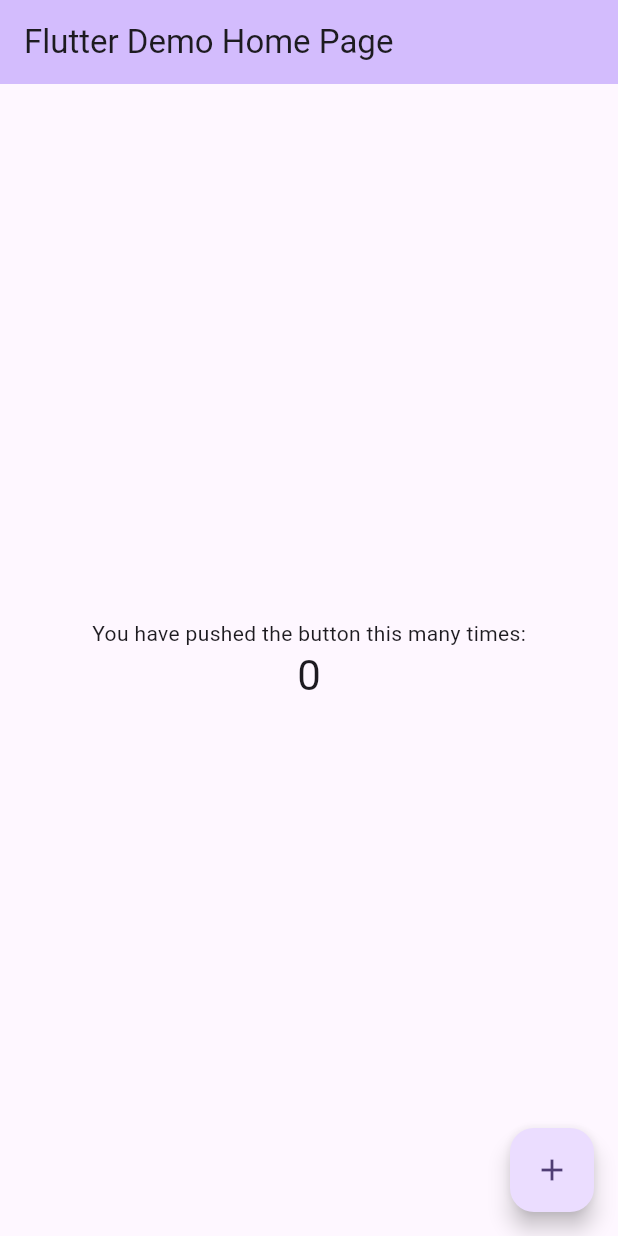
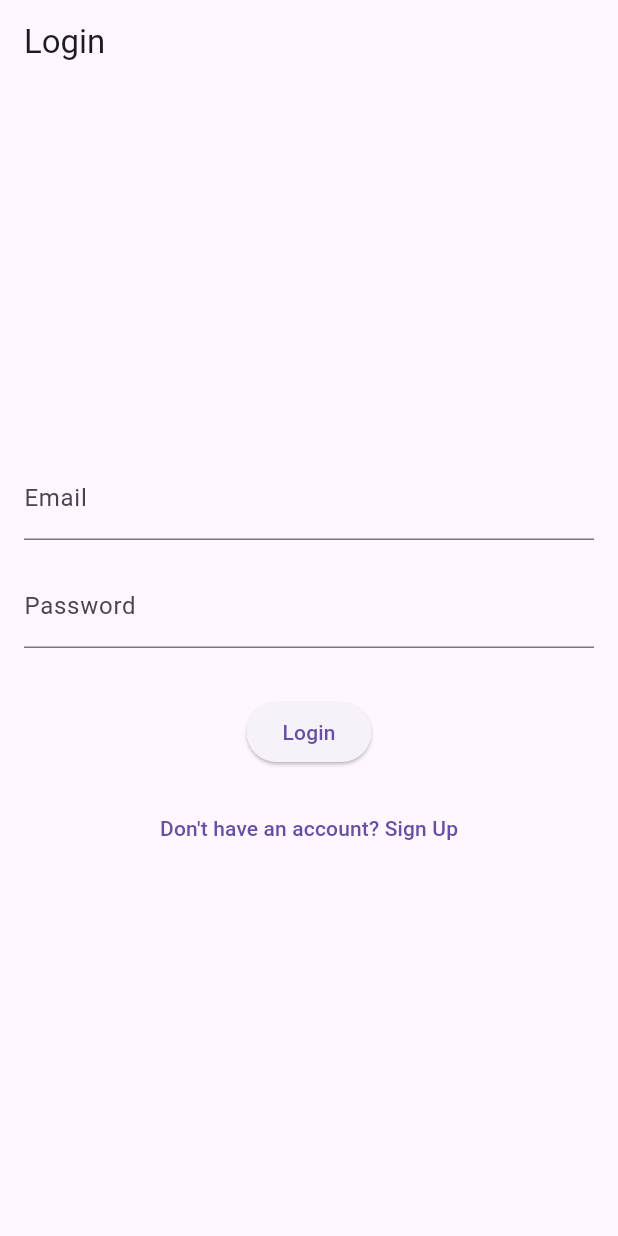
Before and after one commit to Dash074/45_Team_Himalaya, a Flutter app: the screen it shows after launch, on a phone screen of 412 x 824 dp. Run offline on Flutter 3.47's test engine with Material 3 defaults, Android fonts, the phone set to English and light mode, and no system bars; our stand-ins replace firebase_auth, firebase_core; accounts and stored records are empty.

Commit message:
login and signup

```diff
--- a/lib/main.dart
+++ b/lib/main.dart
@@ -1,125 +1,24 @@
 import 'package:flutter/material.dart';
+import 'package:firebase_core/firebase_core.dart';
+import 'pages/login_page.dart';
+import 'pages/signup_page.dart';
 
-void main() {
-  runApp(const MyApp());
+void main() async {
+  WidgetsFlutterBinding.ensureInitialized();
+  await Firebase.initializeApp();
+  runApp(MyApp());
 }
 
 class MyApp extends StatelessWidget {
-  const MyApp({super.key});
-
-  // This widget is the root of your application.
   @override
   Widget build(BuildContext context) {
     return MaterialApp(
-      title: 'Flutter Demo',
+      debugShowCheckedModeBanner: false,
+      title: 'PillBuzz',
       theme: ThemeData(
-        // This is the theme of your application.
-        //
-        // TRY THIS: Try running your application with "flutter run". You'll see
-        // the application has a purple toolbar. Then, without quitting the app,
-        // try changing the seedColor in the colorScheme below to Colors.green
-        // and then invoke "hot reload" (save your changes or press the "hot
-        // reload" button in a Flutter-supported IDE, or press "r" if you used
-        // the command line to start the app).
-        //
-        // Notice that the counter didn't reset back to zero; the application
-        // state is not lost during the reload. To reset the state, use hot
-        // restart instead.
-        //
-        // This works for code too, not just values: Most code changes can be
-        // tested with just a hot reload.
-        colorScheme: ColorScheme.fromSeed(seedColor: Colors.deepPurple),
-        useMaterial3: true,
+        primarySwatch: Colors.blue,
       ),
-      home: const MyHomePage(title: 'Flutter Demo Home Page'),
+      home: LoginPage(),
     );
   }
 }
-
-class MyHomePage extends StatefulWidget {
-  const MyHomePage({super.key, required this.title});
-
-  // This widget is the home page of your application. It is stateful, meaning
-  // that it has a State object (defined below) that contains fields that affect
-  // how it looks.
-
-  // This class is the configuration for the state. It holds the values (in this
-  // case the title) provided by the parent (in this case the App widget) and
-  // used by the build method of the State. Fields in a Widget subclass are
-  // always marked "final".
-
-  final String title;
-
-  @override
-  State<MyHomePage> createState() => _MyHomePageState();
-}
-
-class _MyHomePageState extends State<MyHomePage> {
-  int _counter = 0;
-
-  void _incrementCounter() {
-    setState(() {
-      // This call to setState tells the Flutter framework that something has
-      // changed in this State, which causes it to rerun the build method below
-      // so that the display can reflect the updated values. If we changed
-      // _counter without calling setState(), then the build method would not be
-      // called again, and so nothing would appear to happen.
-      _counter++;
-    });
-  }
-
-  @override
-  Widget build(BuildContext context) {
-    // This method is rerun every time setState is called, for instance as done
-    // by the _incrementCounter method above.
-    //
-    // The Flutter framework has been optimized to make rerunning build methods
-    // fast, so that you can just rebuild anything that needs updating rather
-    // than having to individually change instances of widgets.
-    return Scaffold(
-      appBar: AppBar(
-        // TRY THIS: Try changing the color here to a specific color (to
-        // Colors.amber, perhaps?) and trigger a hot reload to see the AppBar
-        // change color while the other colors stay the same.
-        backgroundColor: Theme.of(context).colorScheme.inversePrimary,
-        // Here we take the value from the MyHomePage object that was created by
-        // the App.build method, and use it to set our appbar title.
-        title: Text(widget.title),
-      ),
-      body: Center(
-        // Center is a layout widget. It takes a single child and positions it
-        // in the middle of the parent.
-        child: Column(
-          // Column is also a layout widget. It takes a list of children and
-          // arranges them vertically. By default, it sizes itself to fit its
-          // children horizontally, and tries to be as tall as its parent.
-          //
-          // Column has various properties to control how it sizes itself and
-          // how it positions its children. Here we use mainAxisAlignment to
-          // center the children vertically; the main axis here is the vertical
-          // axis because Columns are vertical (the cross axis would be
-          // horizontal).
-          //
-          // TRY THIS: Invoke "debug painting" (choose the "Toggle Debug Paint"
-          // action in the IDE, or press "p" in the console), to see the
-          // wireframe for each widget.
-          mainAxisAlignment: MainAxisAlignment.center,
-          children: <Widget>[
-            const Text(
-              'You have pushed the button this many times:',
-            ),
-            Text(
-              '$_counter',
-              style: Theme.of(context).textTheme.headlineMedium,
-            ),
-          ],
-        ),
-      ),
-      floatingActionButton: FloatingActionButton(
-        onPressed: _incrementCounter,
-        tooltip: 'Increment',
-        child: const Icon(Icons.add),
-      ), // This trailing comma makes auto-formatting nicer for build methods.
-    );
-  }
-}
--- /dev/null
+++ b/lib/pages/login_page.dart
@@ -0,0 +1,96 @@
+import 'package:flutter/material.dart';
+import 'package:firebase_auth/firebase_auth.dart';
+import 'home_page.dart'; // Import the HomePage
+import 'signup_page.dart'; // Import the SignUpPage
+
+class LoginPage extends StatefulWidget {
+  @override
+  _LoginPageState createState() => _LoginPageState();
+}
+
+class _LoginPageState extends State<LoginPage> {
+  final _formKey = GlobalKey<FormState>();
+  final TextEditingController _emailController = TextEditingController();
+  final TextEditingController _passwordController = TextEditingController();
+  final FirebaseAuth _auth = FirebaseAuth.instance;
+
+  Future<void> _login() async {
+    if (_formKey.currentState!.validate()) {
+      try {
+        UserCredential userCredential = await _auth.signInWithEmailAndPassword(
+          email: _emailController.text.trim(),
+          password: _passwordController.text.trim(),
+        );
+        // Navigate to the home screen on successful login
+        Navigator.of(context).pushReplacement(
+          MaterialPageRoute(builder: (context) => HomePage()),
+        );
+      } catch (e) {
+        // Display error if login fails
+        ScaffoldMessenger.of(context).showSnackBar(
+          SnackBar(content: Text('Login failed. Please try again.')),
+        );
+      }
+    }
+  }
+
+  @override
+  Widget build(BuildContext context) {
+    return Scaffold(
+      appBar: AppBar(title: Text('Login')),
+      body: Padding(
+        padding: EdgeInsets.all(16.0),
+        child: Form(
+          key: _formKey,
+          child: Column(
+            mainAxisAlignment: MainAxisAlignment.center,
+            children: <Widget>[
+              TextFormField(
+                controller: _emailController,
+                decoration: InputDecoration(labelText: 'Email'),
+                keyboardType: TextInputType.emailAddress,
+                validator: (value) {
+                  if (value == null || value.isEmpty) {
+                    return 'Please enter your email';
+                  } else if (!RegExp(r'^[^@]+@[^@]+\.[^@]+').hasMatch(value)) {
+                    return 'Please enter a valid email address';
+                  }
+                  return null;
+                },
+              ),
+              SizedBox(height: 16.0),
+              TextFormField(
+                controller: _passwordController,
+                decoration: InputDecoration(labelText: 'Password'),
+                obscureText: true,
+                validator: (value) {
+                  if (value == null || value.isEmpty) {
+                    return 'Please enter your password';
+                  } else if (value.length < 6) {
+                    return 'Password must be at least 6 characters long';
+                  }
+                  return null;
+                },
+              ),
+              SizedBox(height: 32.0),
+              ElevatedButton(
+                onPressed: _login,
+                child: Text('Login'),
+              ),
+              SizedBox(height: 16.0),
+              TextButton(
+                onPressed: () {
+                  // Navigate to sign-up page
+                  Navigator.of(context).push(
+                    MaterialPageRoute(builder: (context) => SignUpPage()),
+                  );
+                },
+                child: Text('Don\'t have an account? Sign Up'),
+              ),
+            ],
+          ),
+        ),
+      ),
+    );
+  }
+}
--- a/pubspec.yaml
+++ b/pubspec.yaml
@@ -35,6 +35,8 @@ dependencies:
   # The following adds the Cupertino Icons font to your application.
   # Use with the CupertinoIcons class for iOS style icons.
   cupertino_icons: ^1.0.8
+  firebase_core: ^3.6.0
+  firebase_auth: ^5.3.1
 
 dev_dependencies:
   flutter_test:
@@ -59,8 +61,8 @@ flutter:
   uses-material-design: true
 
   # To add assets to your application, add an assets section, like this:
-  # assets:
-  #   - images/a_dot_burr.jpeg
+  assets:
+     - lib/images/logov1.jpeg
   #   - images/a_dot_ham.jpeg
 
   # An image asset can refer to one or more resolution-specific "variants", see
```
Also changed, not shown: lib/pages/home_page.dart (added, +42 -0 lines), lib/pages/signup_page.dart (added, +93 -0 lines), lib/images/bglogo.jpeg (added), lib/images/logov1.png (added), pubspec.lock, 6 other files.
